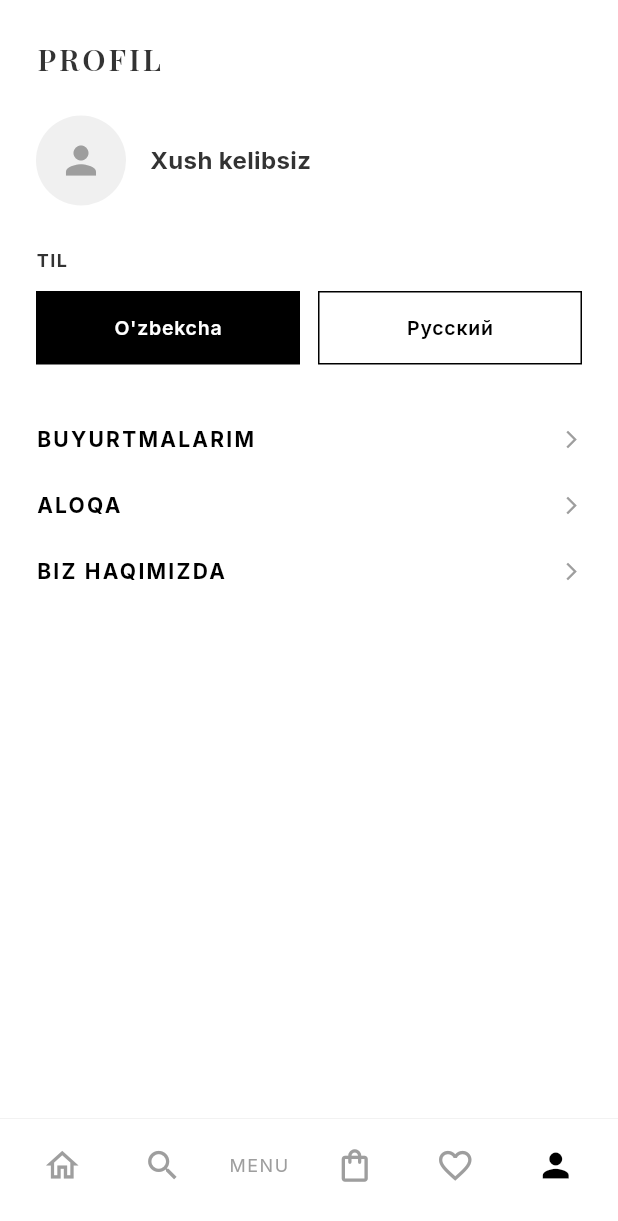
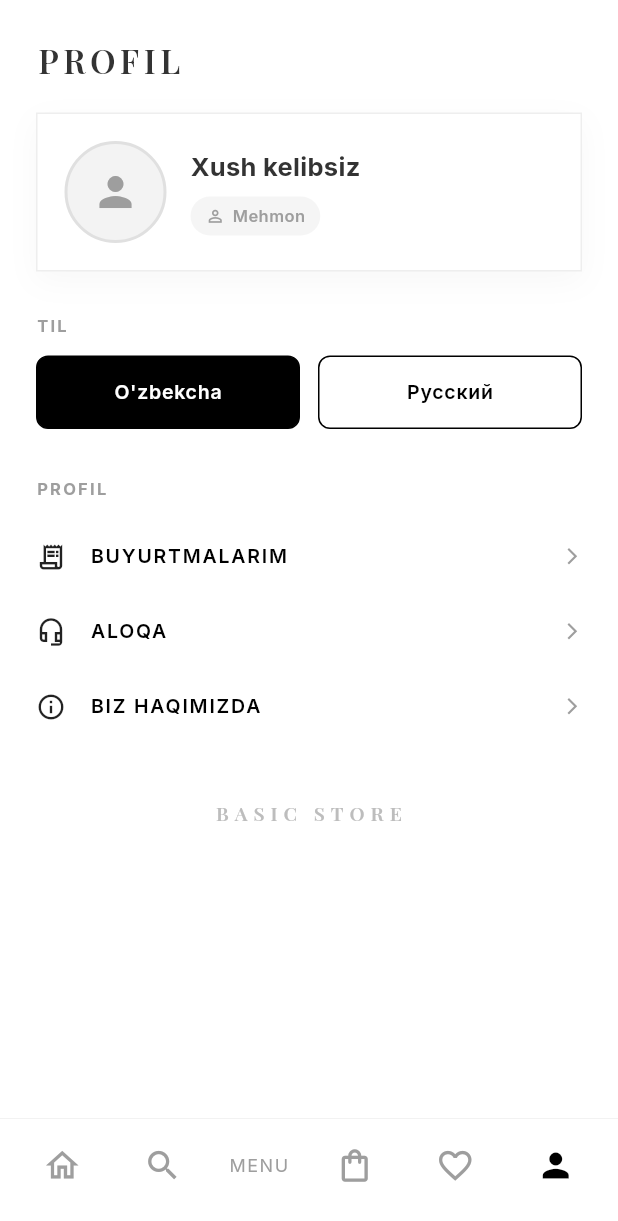
Before and after one commit to R94546/Basic-Store, a Flutter app: the screen it shows after launch, item 2 of the bottom bar chosen, after a tap on the "person outline" icon, on a phone screen of 412 x 824 dp. Shown: the top 1221 px of the screen. Run offline on Flutter 3.47's test engine with Material 3 defaults, Android fonts, the phone set to English and light mode, and no system bars; our stand-ins replace cached_network_image, cloud_firestore, file_picker, firebase_auth, firebase_core, firebase_storage and 9 more; missing offline and left inert: dart:js_interop; accounts and stored records are empty; network calls fail.

Commit message:
feat(customer): profil redesign — TG profil (ism/rasm/username), kirilgan belgisi, sayqallangan UI

```diff
--- a/customer_app/lib/features/shop/screens/profile_screen.dart
+++ b/customer_app/lib/features/shop/screens/profile_screen.dart
@@ -6,6 +6,7 @@ import 'package:flutter/foundation.dart' show kIsWeb;
 import 'package:flutter/material.dart';
 import 'package:google_fonts/google_fonts.dart';
 import 'package:provider/provider.dart';
+import 'package:shared_preferences/shared_preferences.dart';
 
 import 'package:customer_app/core/functions_call.dart';
 import 'package:customer_app/core/theme/app_theme.dart';
@@ -13,179 +14,86 @@ import 'package:customer_app/core/l10n/locale_provider.dart';
 import 'package:customer_app/core/telegram/telegram_service.dart';
 import 'orders_history_screen.dart';
 
-class ProfileScreen extends StatelessWidget {
+// Telegram Login Widget'dan kelgan profil (web'da) — SharedPreferences kalitlari
+const _kTgName = 'tg_web_name';
+const _kTgUsername = 'tg_web_username';
+const _kTgPhoto = 'tg_web_photo';
+
+// Telegram brendi ko'ki
+const Color _tgBlue = Color(0xFF2AABEE);
+
+class ProfileScreen extends StatefulWidget {
   const ProfileScreen({super.key});
 
   @override
-  Widget build(BuildContext context) {
-    final loc = context.watch<LocaleProvider>();
-
-    return Scaffold(
-      backgroundColor: CustomerTheme.background,
-      body: SafeArea(
-        child: Column(
-          children: [
-            // Header
-            Padding(
-              padding: const EdgeInsets.all(24),
-              child: Align(
-                alignment: Alignment.centerLeft,
-                child: Text(
-                  loc.t('profile.title').toUpperCase(),
-                  style: GoogleFonts.playfairDisplay(
-                    fontSize: 20,
-                    fontWeight: FontWeight.w600,
-                    letterSpacing: 2,
-                  ),
-                ),
-              ),
-            ),
-
-            Expanded(
-              child: ListView(
-                padding: const EdgeInsets.symmetric(horizontal: 24),
-                children: [
-                  // Telegram foydalanuvchisi (Telegram'da ochilganda)
-                  _buildUserHeader(loc),
-
-                  // Oddiy brauzerda «Telegram bilan kirish» (yagona akkaunt)
-                  const _TelegramWebLoginTile(),
-
-                  // Language switch
-                  Text(
-                    loc.t('profile.language').toUpperCase(),
-                    style: const TextStyle(
-                      fontSize: 12,
-                      fontWeight: FontWeight.bold,
-                      letterSpacing: 1,
-                    ),
-                  ),
-                  const SizedBox(height: 12),
-                  Row(
-                    children: [
-                      Expanded(
-                        child: _LangChip(
-                          label: "O'zbekcha",
-                          selected: loc.isUz,
-                          onTap: () => loc.setLang('uz'),
-                        ),
-                      ),
-                      const SizedBox(width: 12),
-                      Expanded(
-                        child: _LangChip(
-                          label: 'Русский',
-                          selected: !loc.isUz,
-                          onTap: () => loc.setLang('ru'),
-                        ),
-                      ),
-                    ],
-                  ),
-
-                  const SizedBox(height: 40),
-
-                  // My orders
-                  _ProfileMenuItem(
-                    title: loc.t('profile.myOrders').toUpperCase(),
-                    onTap: () {
-                      Navigator.push(
-                        context,
-                        MaterialPageRoute(
-                          builder: (_) => const OrdersHistoryScreen(),
-                        ),
-                      );
-                    },
-                  ),
-                  _ProfileMenuItem(
-                    title: loc.t('profile.contact').toUpperCase(),
-                    onTap: () {},
-                  ),
-                  _ProfileMenuItem(
-                    title: loc.t('profile.about').toUpperCase(),
-                    onTap: () {},
-                  ),
-                ],
-              ),
-            ),
-          ],
-        ),
-      ),
-    );
+  State<ProfileScreen> createState() => _ProfileScreenState();
 }
 
-  Widget _buildUserHeader(LocaleProvider loc) {
-    final tg = TelegramService.user;
-    return Padding(
-      padding: const EdgeInsets.only(bottom: 28),
-      child: Row(
-        children: [
-          Container(
-            width: 60,
-            height: 60,
-            decoration: const BoxDecoration(
-              color: Color(0xFFF0F0F0),
-              shape: BoxShape.circle,
-            ),
-            clipBehavior: Clip.antiAlias,
-            child: (tg?.photoUrl != null && tg!.photoUrl!.isNotEmpty)
-                ? CachedNetworkImage(
-                    imageUrl: tg.photoUrl!,
-                    fit: BoxFit.cover,
-                    errorWidget: (_, __, ___) =>
-                        const Icon(Icons.person, color: Colors.grey),
-                  )
-                : const Icon(Icons.person, color: Colors.grey, size: 30),
-          ),
-          const SizedBox(width: 16),
-          Expanded(
-            child: Column(
-              crossAxisAlignment: CrossAxisAlignment.start,
-              children: [
-                Text(
-                  tg?.fullName.isNotEmpty == true
-                      ? tg!.fullName
-                      : loc.t('home.welcome'),
-                  style: const TextStyle(
-                      fontSize: 16, fontWeight: FontWeight.bold),
-                ),
-                if (tg?.username != null)
-                  Text('@${tg!.username}',
-                      style: TextStyle(fontSize: 13, color: Colors.grey[600])),
-              ],
-            ),
-          ),
-        ],
-      ),
-    );
-  }
-}
-
-/// Oddiy brauzerda (Mini App EMAS) «Telegram bilan kirish» tugmasi.
-/// Web'da, Telegram ichida emas va hali tg_ akkaunti bilan kirmagan bo'lsa
-/// ko'rinadi. Kirgach — server AYNAN SHU tg_<id> uid beradi, shu orqali web va
-/// Mini App bitta akkaunt (buyurtma tarixi birlashadi).
-class _TelegramWebLoginTile extends StatefulWidget {
-  const _TelegramWebLoginTile();
-
-  @override
-  State<_TelegramWebLoginTile> createState() => _TelegramWebLoginTileState();
-}
-
-class _TelegramWebLoginTileState extends State<_TelegramWebLoginTile> {
+class _ProfileScreenState extends State<ProfileScreen> {
   bool _loading = false;
   String? _botId; // oldindan yuklanadi (popup user-gesture ichida ochilishi uchun)
   StreamSubscription<User?>? _authSub;
 
+  // Ko'rsatiladigan profil (Mini App yoki web-login'dan)
+  String _name = '';
+  String _username = '';
+  String _photo = '';
+
   @override
   void initState() {
     super.initState();
-    // Kirgan/chiqilgandan keyin holatni yangilash uchun auth'ni kuzatamiz
     _authSub = FirebaseAuth.instance.userChanges().listen((_) {
-      if (mounted) setState(() {});
+      if (mounted) _reloadProfile();
     });
-    // Bot ID'ni OLDINDAN yuklab qo'yamiz — shunda tugma bosilganda popup
-    // to'g'ridan-to'g'ri (await'siz) ochiladi va brauzer uni bloklamaydi.
     if (kIsWeb && !TelegramService.isInTelegram) {
       _fetchBotId();
+    }
+    _reloadProfile();
+  }
+
+  @override
+  void dispose() {
+    _authSub?.cancel();
+    super.dispose();
+  }
+
+  bool get _isTgLoggedIn {
+    final uid = FirebaseAuth.instance.currentUser?.uid ?? '';
+    return TelegramService.isInTelegram || uid.startsWith('tg_');
+  }
+
+  bool get _showLoginButton {
+    final uid = FirebaseAuth.instance.currentUser?.uid ?? '';
+    return kIsWeb &&
+        !TelegramService.isInTelegram &&
+        TelegramService.canWebLogin &&
+        !uid.startsWith('tg_');
+  }
+
+  /// Profil ma'lumotini aniqlaydi: Mini App -> initData; aks holda web-login
+  /// saqlangan ma'lumot (agar tg_ bilan kirgan bo'lsa).
+  Future<void> _reloadProfile() async {
+    String name = '', username = '', photo = '';
+    final tg = TelegramService.user;
+    if (tg != null) {
+      name = tg.fullName;
+      username = tg.username ?? '';
+      photo = tg.photoUrl ?? '';
+    } else {
+      final uid = FirebaseAuth.instance.currentUser?.uid ?? '';
+      if (uid.startsWith('tg_')) {
+        final prefs = await SharedPreferences.getInstance();
+        name = prefs.getString(_kTgName) ?? '';
+        username = prefs.getString(_kTgUsername) ?? '';
+        photo = prefs.getString(_kTgPhoto) ?? '';
+      }
+    }
+    if (mounted) {
+      setState(() {
+        _name = name;
+        _username = username;
+        _photo = photo;
+      });
     }
   }
 
@@ -199,12 +107,6 @@ class _TelegramWebLoginTileState extends State<_TelegramWebLoginTile> {
     }
   }
 
-  @override
-  void dispose() {
-    _authSub?.cancel();
-    super.dispose();
-  }
-
   Future<void> _login() async {
     final loc = context.read<LocaleProvider>();
     if (!TelegramService.canWebLogin) {
@@ -213,9 +115,7 @@ class _TelegramWebLoginTileState extends State<_TelegramWebLoginTile> {
     }
     setState(() => _loading = true);
     try {
-      // 1) Bot ID — oldindan yuklangan bo'lsa darhol, aks holda shu yerda
-      //    (bosishdan ~5s ichida window.open baribir ochiladi — transient
-      //    user activation). Maxfiy token OCHILMAYDI, faqat ochiq id.
+      // 1) Bot ID — oldindan yuklangan bo'lsa darhol
       var botId = _botId ?? '';
       if (botId.isEmpty) {
         final infoRes = await callFunction('telegramLoginInfo');
@@ -224,7 +124,7 @@ class _TelegramWebLoginTileState extends State<_TelegramWebLoginTile> {
       }
       if (botId.isEmpty) throw Exception('bot id bo\'sh');
 
-      // 2) Login Widget popup — bekor qilinsa null (jim o'tamiz)
+      // 2) Login Widget popup — bekor qilinsa null
       final user = await TelegramService.widgetLogin(botId);
       if (user == null) return;
 
@@ -235,7 +135,16 @@ class _TelegramWebLoginTileState extends State<_TelegramWebLoginTile> {
 
       // 4) Kirish — uid endi tg_<id> (Mini App bilan bir xil)
       await FirebaseAuth.instance.signInWithCustomToken(token);
-      // userChanges tinglovchisi UI'ni yangilaydi
+
+      // 5) Profilni saqlaymiz (web'da keyin ko'rsatish uchun)
+      final prefs = await SharedPreferences.getInstance();
+      final fn = (user['first_name'] ?? '').toString();
+      final ln = (user['last_name'] ?? '').toString();
+      final name = [fn, ln].where((s) => s.isNotEmpty).join(' ').trim();
+      await prefs.setString(_kTgName, name);
+      await prefs.setString(_kTgUsername, (user['username'] ?? '').toString());
+      await prefs.setString(_kTgPhoto, (user['photo_url'] ?? '').toString());
+      await _reloadProfile();
     } catch (e) {
       if (mounted) _showError(loc, e.toString());
     } finally {
@@ -256,53 +165,298 @@ class _TelegramWebLoginTileState extends State<_TelegramWebLoginTile> {
 
   @override
   Widget build(BuildContext context) {
-    // Faqat oddiy brauzerda: Mini App'da kerak emas, mobil'da widget yo'q
-    if (!kIsWeb ||
-        TelegramService.isInTelegram ||
-        !TelegramService.canWebLogin) {
-      return const SizedBox.shrink();
+    final loc = context.watch<LocaleProvider>();
+
+    return Scaffold(
+      backgroundColor: CustomerTheme.background,
+      body: SafeArea(
+        child: ListView(
+          padding: EdgeInsets.zero,
+          children: [
+            // Sarlavha
+            Padding(
+              padding: const EdgeInsets.fromLTRB(24, 24, 24, 8),
+              child: Text(
+                loc.t('profile.title').toUpperCase(),
+                style: GoogleFonts.playfairDisplay(
+                  fontSize: 22,
+                  fontWeight: FontWeight.w600,
+                  letterSpacing: 3,
+                ),
+              ),
+            ),
+
+            // Profil kartasi
+            Padding(
+              padding: const EdgeInsets.fromLTRB(24, 12, 24, 8),
+              child: _ProfileHeaderCard(
+                name: _name,
+                username: _username,
+                photo: _photo,
+                isTgLoggedIn: _isTgLoggedIn,
+                welcome: loc.t('home.welcome'),
+              ),
+            ),
+
+            // «Telegram bilan kirish» (faqat kirmagan bo'lsa)
+            if (_showLoginButton)
+              Padding(
+                padding: const EdgeInsets.fromLTRB(24, 12, 24, 8),
+                child: _TgLoginButton(
+                  loading: _loading,
+                  label: loc.t('profile.tgLogin'),
+                  hint: loc.t('profile.tgLoginHint'),
+                  onTap: _login,
+                ),
+              ),
+
+            const SizedBox(height: 20),
+
+            // TIL
+            _SectionLabel(loc.t('profile.language')),
+            Padding(
+              padding: const EdgeInsets.fromLTRB(24, 0, 24, 4),
+              child: Row(
+                children: [
+                  Expanded(
+                    child: _LangChip(
+                      label: "O'zbekcha",
+                      selected: loc.isUz,
+                      onTap: () => loc.setLang('uz'),
+                    ),
+                  ),
+                  const SizedBox(width: 12),
+                  Expanded(
+                    child: _LangChip(
+                      label: 'Русский',
+                      selected: !loc.isUz,
+                      onTap: () => loc.setLang('ru'),
+                    ),
+                  ),
+                ],
+              ),
+            ),
+
+            const SizedBox(height: 28),
+
+            // MENYU
+            _SectionLabel(loc.t('profile.title')),
+            _MenuTile(
+              icon: Icons.receipt_long_outlined,
+              title: loc.t('profile.myOrders'),
+              onTap: () {
+                Navigator.push(
+                  context,
+                  MaterialPageRoute(builder: (_) => const OrdersHistoryScreen()),
+                );
+              },
+            ),
+            _MenuTile(
+              icon: Icons.headset_mic_outlined,
+              title: loc.t('profile.contact'),
+              onTap: () {},
+            ),
+            _MenuTile(
+              icon: Icons.info_outline,
+              title: loc.t('profile.about'),
+              onTap: () {},
+            ),
+
+            const SizedBox(height: 36),
+
+            // Brend footer
+            Center(
+              child: Text(
+                'BASIC STORE',
+                style: GoogleFonts.playfairDisplay(
+                  fontSize: 13,
+                  letterSpacing: 4,
+                  color: Colors.grey[400],
+                  fontWeight: FontWeight.w600,
+                ),
+              ),
+            ),
+            const SizedBox(height: 24),
+          ],
+        ),
+      ),
+    );
+  }
 }
 
-    final loc = context.watch<LocaleProvider>();
-    final uid = FirebaseAuth.instance.currentUser?.uid ?? '';
-    final loggedIn = uid.startsWith('tg_');
+/// Profil boshi — avatar + ism + @username + Telegram belgisi
+class _ProfileHeaderCard extends StatelessWidget {
+  final String name;
+  final String username;
+  final String photo;
+  final bool isTgLoggedIn;
+  final String welcome;
 
-    if (loggedIn) {
-      // Allaqachon Telegram akkaunti bilan kirgan
-      return Padding(
-        padding: const EdgeInsets.only(bottom: 32),
+  const _ProfileHeaderCard({
+    required this.name,
+    required this.username,
+    required this.photo,
+    required this.isTgLoggedIn,
+    required this.welcome,
+  });
+
+  @override
+  Widget build(BuildContext context) {
+    final displayName = name.isNotEmpty ? name : welcome;
+
+    return Container(
+      padding: const EdgeInsets.all(18),
+      decoration: BoxDecoration(
+        color: Colors.white,
+        border: Border.all(color: CustomerTheme.divider),
+        boxShadow: [
+          BoxShadow(
+            color: Colors.black.withValues(alpha: 0.03),
+            blurRadius: 16,
+            offset: const Offset(0, 6),
+          ),
+        ],
+      ),
       child: Row(
         children: [
-            const Icon(Icons.check_circle, color: Color(0xFF2AABEE), size: 20),
-            const SizedBox(width: 10),
+          // Avatar
+          Container(
+            width: 68,
+            height: 68,
+            decoration: BoxDecoration(
+              color: const Color(0xFFF3F3F3),
+              shape: BoxShape.circle,
+              border: Border.all(
+                color: isTgLoggedIn ? _tgBlue : Colors.grey.shade300,
+                width: 2,
+              ),
+            ),
+            clipBehavior: Clip.antiAlias,
+            child: (photo.isNotEmpty)
+                ? CachedNetworkImage(
+                    imageUrl: photo,
+                    fit: BoxFit.cover,
+                    errorWidget: (_, __, ___) =>
+                        const Icon(Icons.person, color: Colors.grey, size: 32),
+                  )
+                : const Icon(Icons.person, color: Colors.grey, size: 32),
+          ),
+          const SizedBox(width: 16),
+          // Ism / username / belgi
           Expanded(
-              child: Text(
-                loc.t('profile.tgLoggedIn'),
-                style: TextStyle(fontSize: 13, color: Colors.grey[700]),
+            child: Column(
+              crossAxisAlignment: CrossAxisAlignment.start,
+              mainAxisSize: MainAxisSize.min,
+              children: [
+                Text(
+                  displayName,
+                  maxLines: 1,
+                  overflow: TextOverflow.ellipsis,
+                  style: const TextStyle(
+                    fontSize: 17,
+                    fontWeight: FontWeight.bold,
+                    letterSpacing: 0.2,
+                  ),
+                ),
+                if (username.isNotEmpty) ...[
+                  const SizedBox(height: 3),
+                  Text(
+                    '@$username',
+                    maxLines: 1,
+                    overflow: TextOverflow.ellipsis,
+                    style: TextStyle(fontSize: 13, color: Colors.grey[600]),
+                  ),
+                ],
+                const SizedBox(height: 8),
+                if (isTgLoggedIn)
+                  _Badge(
+                    color: _tgBlue,
+                    icon: Icons.verified,
+                    text: 'Telegram',
+                  )
+                else
+                  _Badge(
+                    color: Colors.grey.shade500,
+                    icon: Icons.person_outline,
+                    text: 'Mehmon',
+                  ),
+              ],
             ),
           ),
         ],
       ),
     );
   }
+}
 
-    // Kirish tugmasi
-    return Padding(
-      padding: const EdgeInsets.only(bottom: 32),
-      child: Column(
+class _Badge extends StatelessWidget {
+  final Color color;
+  final IconData icon;
+  final String text;
+
+  const _Badge({required this.color, required this.icon, required this.text});
+
+  @override
+  Widget build(BuildContext context) {
+    return Container(
+      padding: const EdgeInsets.symmetric(horizontal: 10, vertical: 5),
+      decoration: BoxDecoration(
+        color: color.withValues(alpha: 0.10),
+        borderRadius: BorderRadius.circular(20),
+      ),
+      child: Row(
+        mainAxisSize: MainAxisSize.min,
+        children: [
+          Icon(icon, size: 13, color: color),
+          const SizedBox(width: 5),
+          Text(
+            text,
+            style: TextStyle(
+              fontSize: 11,
+              color: color,
+              fontWeight: FontWeight.w600,
+              letterSpacing: 0.3,
+            ),
+          ),
+        ],
+      ),
+    );
+  }
+}
+
+/// «Telegram bilan kirish» tugmasi + izoh
+class _TgLoginButton extends StatelessWidget {
+  final bool loading;
+  final String label;
+  final String hint;
+  final VoidCallback onTap;
+
+  const _TgLoginButton({
+    required this.loading,
+    required this.label,
+    required this.hint,
+    required this.onTap,
+  });
+
+  @override
+  Widget build(BuildContext context) {
+    return Column(
       crossAxisAlignment: CrossAxisAlignment.stretch,
       children: [
         SizedBox(
-            height: 48,
+          height: 50,
           child: ElevatedButton.icon(
-              onPressed: _loading ? null : _login,
+            onPressed: loading ? null : onTap,
             style: ElevatedButton.styleFrom(
-                backgroundColor: const Color(0xFF2AABEE), // Telegram ko'k
+              backgroundColor: _tgBlue,
               foregroundColor: Colors.white,
+              disabledBackgroundColor: _tgBlue.withValues(alpha: 0.6),
               elevation: 0,
-                shape: const RoundedRectangleBorder(),
+              shape: RoundedRectangleBorder(
+                borderRadius: BorderRadius.circular(10),
               ),
-              icon: _loading
+            ),
+            icon: loading
                 ? const SizedBox(
                     width: 18,
                     height: 18,
@@ -311,9 +465,9 @@ class _TelegramWebLoginTileState extends State<_TelegramWebLoginTile> {
                       color: Colors.white,
                     ),
                   )
-                  : const Icon(Icons.send, size: 18),
+                : const Icon(Icons.send_rounded, size: 19),
             label: Text(
-                loc.t('profile.tgLogin').toUpperCase(),
+              label.toUpperCase(),
               style: const TextStyle(
                 fontSize: 13,
                 fontWeight: FontWeight.bold,
@@ -323,11 +477,39 @@ class _TelegramWebLoginTileState extends State<_TelegramWebLoginTile> {
           ),
         ),
         const SizedBox(height: 8),
-          Text(
-            loc.t('profile.tgLoginHint'),
-            style: TextStyle(fontSize: 11, color: Colors.grey[500]),
+        Row(
+          children: [
+            Icon(Icons.lock_outline, size: 12, color: Colors.grey[500]),
+            const SizedBox(width: 6),
+            Expanded(
+              child: Text(
+                hint,
+                style: TextStyle(fontSize: 11.5, color: Colors.grey[500]),
+              ),
             ),
           ],
+        ),
+      ],
+    );
+  }
+}
+
+class _SectionLabel extends StatelessWidget {
+  final String text;
+  const _SectionLabel(this.text);
+
+  @override
+  Widget build(BuildContext context) {
+    return Padding(
+      padding: const EdgeInsets.fromLTRB(24, 0, 24, 12),
+      child: Text(
+        text.toUpperCase(),
+        style: TextStyle(
+          fontSize: 11,
+          fontWeight: FontWeight.bold,
+          letterSpacing: 1.5,
+          color: Colors.grey[500],
+        ),
       ),
     );
   }
@@ -348,12 +530,14 @@ class _LangChip extends StatelessWidget {
   Widget build(BuildContext context) {
     return GestureDetector(
       onTap: onTap,
-      child: Container(
+      child: AnimatedContainer(
+        duration: const Duration(milliseconds: 150),
         padding: const EdgeInsets.symmetric(vertical: 14),
         alignment: Alignment.center,
         decoration: BoxDecoration(
           color: selected ? Colors.black : Colors.white,
           border: Border.all(color: Colors.black),
+          borderRadius: BorderRadius.circular(8),
         ),
         child: Text(
           label,
@@ -369,34 +553,39 @@ class _LangChip extends StatelessWidget {
   }
 }
 
-class _ProfileMenuItem extends StatelessWidget {
+class _MenuTile extends StatelessWidget {
+  final IconData icon;
   final String title;
   final VoidCallback onTap;
 
-  const _ProfileMenuItem({
+  const _MenuTile({
+    required this.icon,
     required this.title,
     required this.onTap,
   });
 
   @override
   Widget build(BuildContext context) {
-    return Padding(
-      padding: const EdgeInsets.only(bottom: 24),
-      child: GestureDetector(
+    return InkWell(
       onTap: onTap,
+      child: Padding(
+        padding: const EdgeInsets.symmetric(horizontal: 24, vertical: 15),
         child: Row(
-          mainAxisAlignment: MainAxisAlignment.spaceBetween,
           children: [
-            Text(
-              title,
+            Icon(icon, size: 20, color: Colors.black87),
+            const SizedBox(width: 16),
+            Expanded(
+              child: Text(
+                title.toUpperCase(),
                 style: const TextStyle(
-                fontSize: 14,
-                fontWeight: FontWeight.bold,
-                letterSpacing: 1.5,
+                  fontSize: 13,
+                  fontWeight: FontWeight.w600,
+                  letterSpacing: 1.2,
                   color: Colors.black,
                 ),
               ),
-            const Icon(Icons.arrow_forward_ios, size: 14, color: Colors.grey),
+            ),
+            const Icon(Icons.arrow_forward_ios, size: 13, color: Colors.grey),
           ],
         ),
       ),
```
Lines whose indentation alone changed are shown as unchanged.
